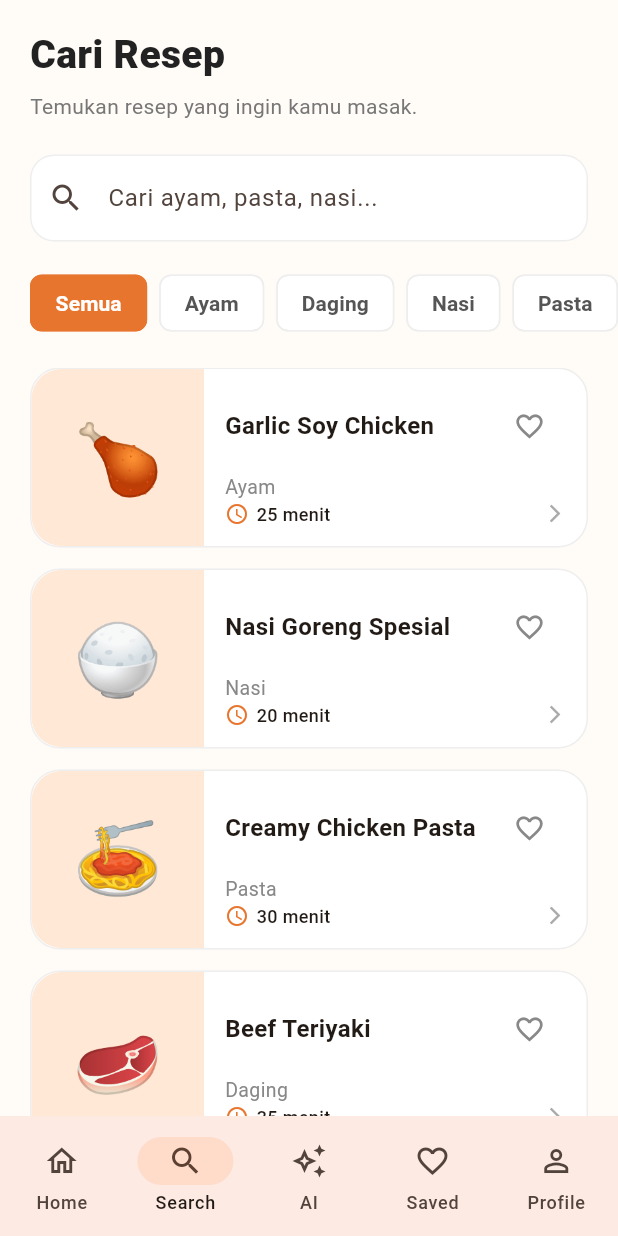
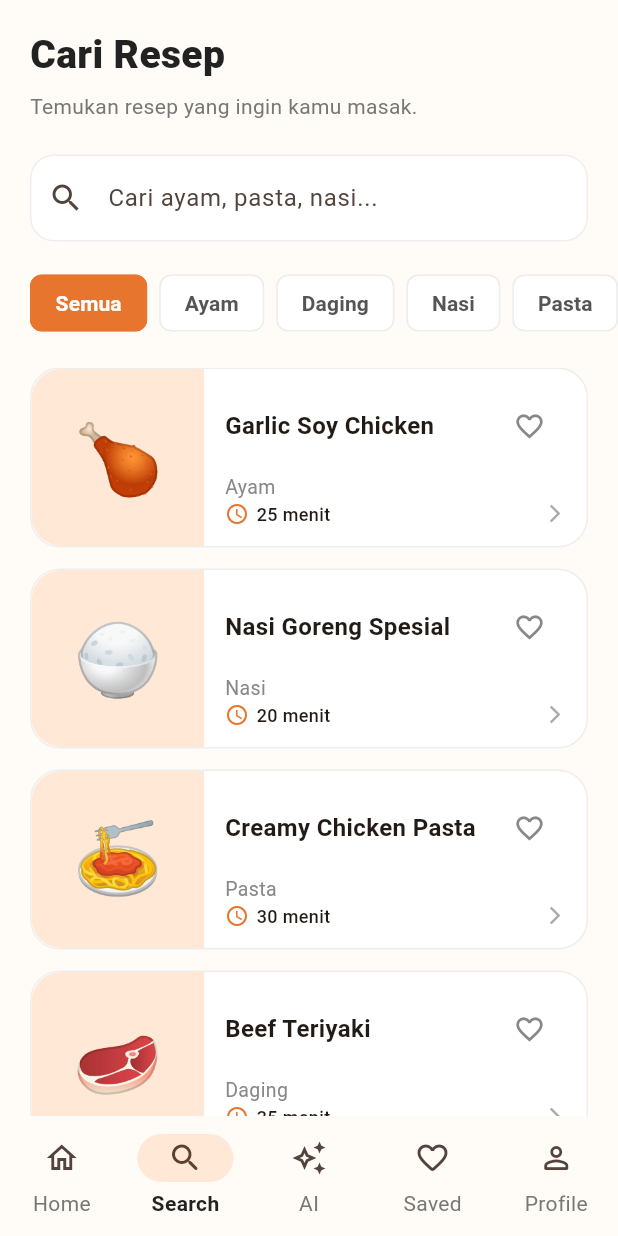
Before and after one commit to EuphoriaBot/racikai-projects, a Flutter app: the screen it shows after launch, item 2 of the bottom bar chosen, on a phone screen of 412 x 824 dp. Run offline on Flutter 3.47's test engine with Material 3 defaults, Android fonts, the phone set to English and light mode, and no system bars; our stand-ins replace shared_preferences.

Commit message:
Add Responsive Material 3 Design System

```diff
--- /dev/null
+++ b/lib/core/theme/app_colors.dart
@@ -0,0 +1,17 @@
+import 'package:flutter/material.dart';
+
+class AppColors {
+  AppColors._();
+
+  static const Color primary = Color(0xFFE8752E);
+  static const Color background = Color(0xFFFFFBF7);
+  static const Color surface = Colors.white;
+
+  static const Color primarySoft = Color(0xFFFFE8D5);
+  static const Color primaryVerySoft = Color(0xFFFFF3E9);
+
+  static const Color textPrimary = Color(0xFF222222);
+  static const Color textSecondary = Color(0xFF777777);
+
+  static const Color border = Color(0xFFEEEEEE);
+}
--- /dev/null
+++ b/lib/core/theme/app_theme.dart
@@ -0,0 +1,89 @@
+import 'package:flutter/material.dart';
+
+import 'app_colors.dart';
+
+class AppTheme {
+  AppTheme._();
+
+  static ThemeData get lightTheme {
+    final colorScheme = ColorScheme.fromSeed(
+      seedColor: AppColors.primary,
+      brightness: Brightness.light,
+      surface: AppColors.surface,
+    );
+
+    return ThemeData(
+      useMaterial3: true,
+      colorScheme: colorScheme,
+      scaffoldBackgroundColor: AppColors.background,
+
+      appBarTheme: const AppBarTheme(
+        backgroundColor: AppColors.background,
+        surfaceTintColor: Colors.transparent,
+        elevation: 0,
+        foregroundColor: AppColors.textPrimary,
+      ),
+
+      navigationBarTheme: NavigationBarThemeData(
+        backgroundColor: AppColors.background,
+        indicatorColor: AppColors.primarySoft,
+        labelTextStyle: WidgetStateProperty.resolveWith((states) {
+          if (states.contains(WidgetState.selected)) {
+            return const TextStyle(
+              fontWeight: FontWeight.w700,
+              color: AppColors.textPrimary,
+            );
+          }
+
+          return const TextStyle(color: AppColors.textSecondary);
+        }),
+      ),
+
+      navigationRailTheme: const NavigationRailThemeData(
+        backgroundColor: AppColors.background,
+        indicatorColor: AppColors.primarySoft,
+        selectedIconTheme: IconThemeData(color: AppColors.primary),
+        selectedLabelTextStyle: TextStyle(
+          color: AppColors.primary,
+          fontWeight: FontWeight.w700,
+        ),
+      ),
+
+      filledButtonTheme: FilledButtonThemeData(
+        style: FilledButton.styleFrom(
+          backgroundColor: AppColors.primary,
+          foregroundColor: Colors.white,
+          shape: RoundedRectangleBorder(
+            borderRadius: BorderRadius.circular(14),
+          ),
+        ),
+      ),
+
+      inputDecorationTheme: InputDecorationTheme(
+        filled: true,
+        fillColor: Colors.white,
+        border: OutlineInputBorder(
+          borderRadius: BorderRadius.circular(16),
+          borderSide: const BorderSide(color: AppColors.border),
+        ),
+        enabledBorder: OutlineInputBorder(
+          borderRadius: BorderRadius.circular(16),
+          borderSide: const BorderSide(color: AppColors.border),
+        ),
+        focusedBorder: OutlineInputBorder(
+          borderRadius: BorderRadius.circular(16),
+          borderSide: const BorderSide(color: AppColors.primary, width: 1.5),
+        ),
+      ),
+
+      cardTheme: CardThemeData(
+        color: Colors.white,
+        elevation: 0,
+        shape: RoundedRectangleBorder(
+          borderRadius: BorderRadius.circular(18),
+          side: const BorderSide(color: AppColors.border),
+        ),
+      ),
+    );
+  }
+}
--- a/lib/main.dart
+++ b/lib/main.dart
@@ -6,6 +6,7 @@ import 'controllers/subscription_controller.dart';
 import 'controllers/usage_controller.dart';
 import 'services/local_storage_service.dart';
 import 'controllers/meal_planner_controller.dart';
+import 'core/theme/app_theme.dart';
 
 Future<void> main() async {
   WidgetsFlutterBinding.ensureInitialized();
@@ -31,14 +32,7 @@ class RacikAIApp extends StatelessWidget {
     return MaterialApp(
       debugShowCheckedModeBanner: false,
       title: 'RacikAI',
-      theme: ThemeData(
-        useMaterial3: true,
-        scaffoldBackgroundColor: const Color(0xFFFFFBF7),
-        colorScheme: ColorScheme.fromSeed(
-          seedColor: const Color(0xFFE8752E),
-          brightness: Brightness.light,
-        ),
-      ),
+      theme: AppTheme.lightTheme,
       home: const MainScreen(),
     );
   }
--- a/lib/screens/main_screen.dart
+++ b/lib/screens/main_screen.dart
@@ -1,10 +1,10 @@
 import 'package:flutter/material.dart';
 
+import 'ai_screen.dart';
 import 'home_screen.dart';
+import 'profile_screen.dart';
+import 'saved_screen.dart';
 import 'search_screen.dart';
-import 'ai_screen.dart';
-import 'saved_screen.dart';
-import 'profile_screen.dart';
 
 class MainScreen extends StatefulWidget {
   const MainScreen({super.key});
@@ -16,51 +16,137 @@ class MainScreen extends StatefulWidget {
 class _MainScreenState extends State<MainScreen> {
   int selectedIndex = 0;
 
+  static const double tabletBreakpoint = 600;
+
   void changePage(int index) {
     setState(() {
       selectedIndex = index;
     });
   }
 
+  List<Widget> get screens => [
+    HomeScreen(
+      onSearchTap: () {
+        changePage(1);
+      },
+    ),
+    const SearchScreen(),
+    const AiScreen(),
+    const SavedScreen(),
+    const ProfileScreen(),
+  ];
+
   @override
   Widget build(BuildContext context) {
-    final pages = [
-      HomeScreen(onSearchTap: () => changePage(1)),
-      const SearchScreen(),
-      const AiScreen(),
-      const SavedScreen(),
-      const ProfileScreen(),
-    ];
+    return LayoutBuilder(
+      builder: (context, constraints) {
+        final isWideScreen = constraints.maxWidth >= tabletBreakpoint;
 
+        if (isWideScreen) {
+          return _buildTabletLayout();
+        }
+
+        return _buildMobileLayout();
+      },
+    );
+  }
+
+  Widget _buildMobileLayout() {
     return Scaffold(
-      body: IndexedStack(index: selectedIndex, children: pages),
+      body: IndexedStack(index: selectedIndex, children: screens),
       bottomNavigationBar: NavigationBar(
         selectedIndex: selectedIndex,
         onDestinationSelected: changePage,
         destinations: const [
           NavigationDestination(
             icon: Icon(Icons.home_outlined),
-            selectedIcon: Icon(Icons.home),
+            selectedIcon: Icon(Icons.home_rounded),
             label: 'Home',
           ),
-          NavigationDestination(icon: Icon(Icons.search), label: 'Search'),
+          NavigationDestination(
+            icon: Icon(Icons.search_rounded),
+            label: 'Search',
+          ),
           NavigationDestination(
             icon: Icon(Icons.auto_awesome_outlined),
             selectedIcon: Icon(Icons.auto_awesome),
             label: 'AI',
           ),
           NavigationDestination(
-            icon: Icon(Icons.favorite_border),
-            selectedIcon: Icon(Icons.favorite),
+            icon: Icon(Icons.favorite_border_rounded),
+            selectedIcon: Icon(Icons.favorite_rounded),
             label: 'Saved',
           ),
           NavigationDestination(
-            icon: Icon(Icons.person_outline),
-            selectedIcon: Icon(Icons.person),
+            icon: Icon(Icons.person_outline_rounded),
+            selectedIcon: Icon(Icons.person_rounded),
             label: 'Profile',
           ),
         ],
       ),
     );
   }
+
+  Widget _buildTabletLayout() {
+    return Scaffold(
+      body: Row(
+        children: [
+          SafeArea(
+            child: NavigationRail(
+              selectedIndex: selectedIndex,
+              onDestinationSelected: changePage,
+              labelType: NavigationRailLabelType.all,
+              leading: Padding(
+                padding: const EdgeInsets.only(bottom: 20, top: 12),
+                child: Container(
+                  width: 46,
+                  height: 46,
+                  decoration: BoxDecoration(
+                    color: Theme.of(context).colorScheme.primaryContainer,
+                    borderRadius: BorderRadius.circular(14),
+                  ),
+                  child: Icon(
+                    Icons.restaurant_menu_rounded,
+                    color: Theme.of(context).colorScheme.primary,
+                  ),
+                ),
+              ),
+              destinations: const [
+                NavigationRailDestination(
+                  icon: Icon(Icons.home_outlined),
+                  selectedIcon: Icon(Icons.home_rounded),
+                  label: Text('Home'),
+                ),
+                NavigationRailDestination(
+                  icon: Icon(Icons.search_rounded),
+                  label: Text('Search'),
+                ),
+                NavigationRailDestination(
+                  icon: Icon(Icons.auto_awesome_outlined),
+                  selectedIcon: Icon(Icons.auto_awesome),
+                  label: Text('AI'),
+                ),
+                NavigationRailDestination(
+                  icon: Icon(Icons.favorite_border_rounded),
+                  selectedIcon: Icon(Icons.favorite_rounded),
+                  label: Text('Saved'),
+                ),
+                NavigationRailDestination(
+                  icon: Icon(Icons.person_outline_rounded),
+                  selectedIcon: Icon(Icons.person_rounded),
+                  label: Text('Profile'),
+                ),
+              ],
+            ),
+          ),
+
+          const VerticalDivider(width: 1),
+
+          Expanded(
+            child: IndexedStack(index: selectedIndex, children: screens),
+          ),
+        ],
+      ),
+    );
+  }
 }
```
